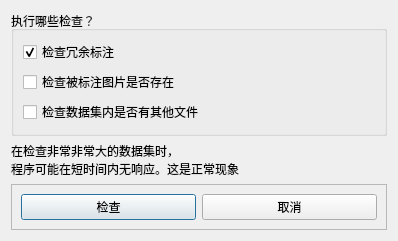
First picture: the form in Ui/clean_dataset_dialog.ui, repository yan-xiaoo/DatasetGUI, before the edit.
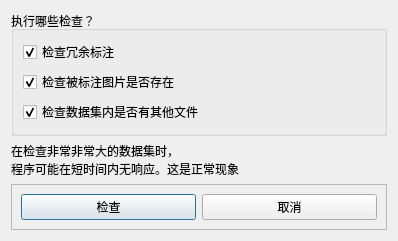
Second picture: the form after the edit.

Patch:
```diff
--- a/Ui/clean_dataset_dialog.ui
+++ b/Ui/clean_dataset_dialog.ui
@@ -41,6 +41,9 @@
         <property name="text">
          <string>检查被标注图片是否存在</string>
         </property>
+        <property name="checked">
+         <bool>true</bool>
+        </property>
        </widget>
       </item>
       <item>
@@ -51,6 +54,9 @@
         <property name="text">
          <string>检查数据集内是否有其他文件</string>
         </property>
+        <property name="checked">
+         <bool>true</bool>
+        </property>
        </widget>
       </item>
      </layout>
```
